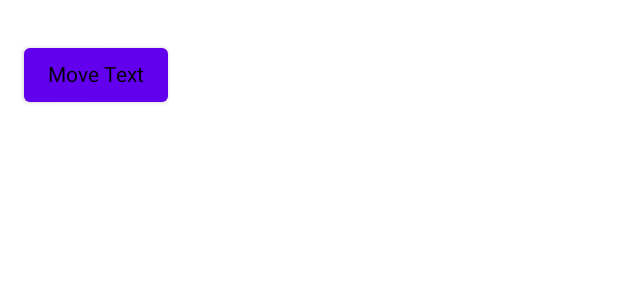
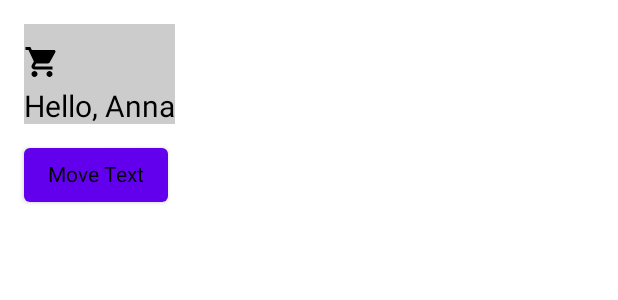
Before and after one commit to vivek-modi/ScrollCompose, an Android app built with Jetpack Compose: the @Preview function MoveText, on a phone screen of 412 x 824 dp. Shown: the top 300 px of the screen. Run offline under Robolectric (Android 15) with nearby library versions, the phone set to English and light mode, and no system bars.

```diff
--- a/app/src/main/java/com/example/scrollcompose/MainActivity.kt
+++ b/app/src/main/java/com/example/scrollcompose/MainActivity.kt
@@ -17,8 +17,7 @@ import androidx.compose.runtime.*
 import androidx.compose.ui.Modifier
 import androidx.compose.ui.graphics.Color
 import androidx.compose.ui.graphics.ColorFilter
-import androidx.compose.ui.layout.onGloballyPositioned
-import androidx.compose.ui.platform.LocalContext
+import androidx.compose.ui.layout.onSizeChanged
 import androidx.compose.ui.platform.LocalDensity
 import androidx.compose.ui.tooling.preview.Preview
 import androidx.compose.ui.unit.Dp
@@ -31,8 +30,8 @@ class MainActivity : ComponentActivity() {
         super.onCreate(savedInstanceState)
         setContent {
             ScrollComposeTheme {
-                CollapsingTopAppBarStylingScreen()
-//                MoveText()
+//                CollapsingTopAppBarStylingScreen()
+                MoveText()
             }
         }
     }
@@ -138,14 +137,22 @@ fun MoveText() {
                 .fillMaxWidth()
                 .padding(start = 16.dp, top = 16.dp)
         ) {
-            Column(modifier = Modifier
-                .onGloballyPositioned { coordinates ->
-                    with(density) {
-                        columnHeightDp = coordinates.size.height.toDp()
-                    }
+            Column(
+                modifier =
+                if (columnHeightDp != 0.dp) {
+                    Modifier
+                        .height(heightInDp)
+                } else {
+                    Modifier
+                        .onSizeChanged {
+                            with(density) {
+                                columnHeightDp = it.height.toDp()
+                            }
+                        }
+                        .wrapContentHeight()
                 }
-                .requiredHeight(heightInDp)
-                .background(Color.LightGray)) {
+                    .background(Color.LightGray)
+            ) {
                 Image(
                     modifier = Modifier.padding(top = iconOffsetAnimation),
                     alpha = viewAlpha,
```
